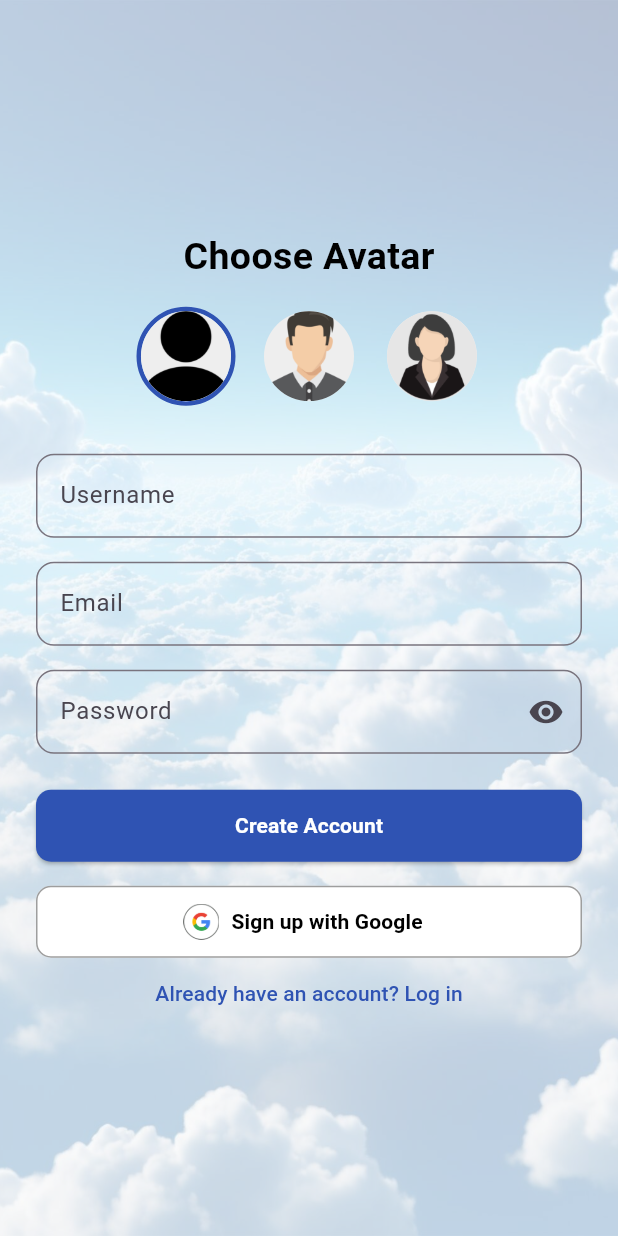
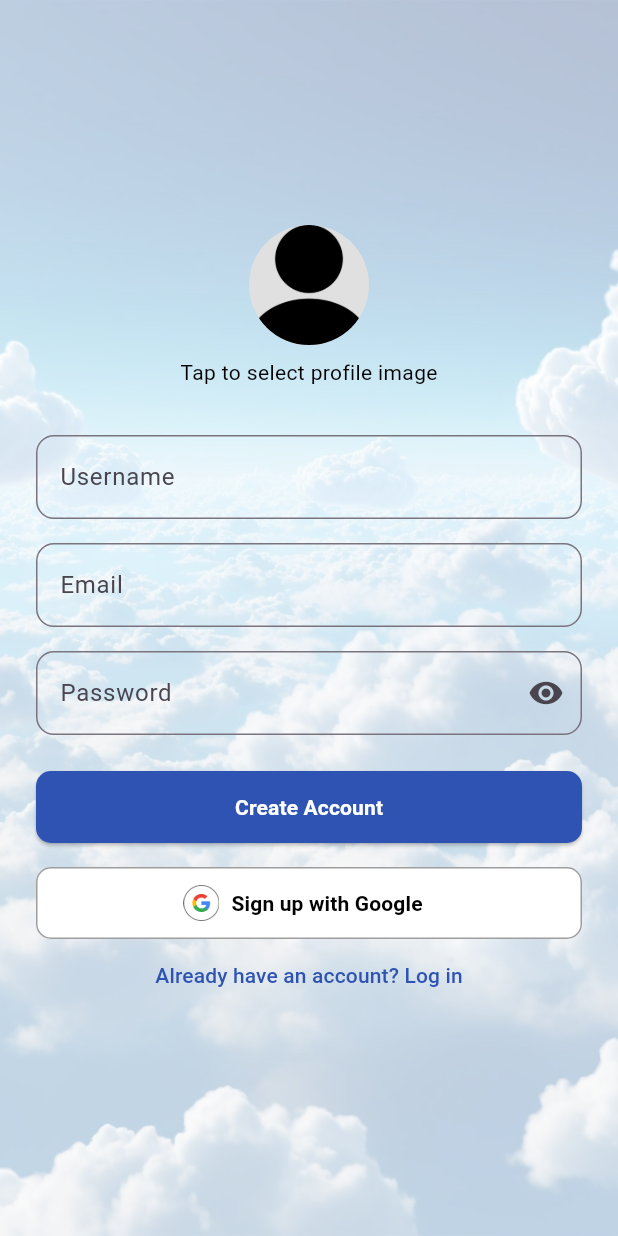
Before and after one commit to Zaki4436/my_diary, a Flutter app: the SignUpPage screen opened by its route, on a phone screen of 412 x 824 dp. Run offline on Flutter 3.47's test engine with Material 3 defaults, Android fonts, the light colour scheme and no system bars; our stand-ins replace cloud_firestore, firebase_auth, firebase_core, firebase_storage, google_sign_in, image_picker and 1 more; accounts and stored records are empty.

Commit message:
account profile photo

```diff
--- a/lib/login.dart
+++ b/lib/login.dart
@@ -56,7 +56,7 @@ class _LoginPageState extends State<LoginPage> {
 
   Future<void> _signInWithGoogle() async {
     try {
-      await GoogleSignIn().signOut(); // Force logout Google session
+      await GoogleSignIn().signOut();
 
       final GoogleSignInAccount? googleUser = await GoogleSignIn().signIn();
       if (googleUser == null) return;
@@ -81,6 +81,7 @@ class _LoginPageState extends State<LoginPage> {
           'username': user.displayName ?? '',
           'email': user.email ?? '',
           'avatarIndex': 0,
+          'avatarUrl': user.photoURL ?? '',
           'createdAt': DateTime.now().toIso8601String(),
         });
       }
@@ -89,6 +90,7 @@ class _LoginPageState extends State<LoginPage> {
       await prefs.setString('username', user.displayName ?? '');
       await prefs.setString('email', user.email ?? '');
       await prefs.setInt('avatar_index', 0);
+      await prefs.setString('avatar_url', user.photoURL ?? '');
 
       Navigator.pushReplacementNamed(context, '/home');
     } catch (e) {
--- a/lib/signup.dart
+++ b/lib/signup.dart
@@ -1,8 +1,10 @@
 import 'package:flutter/material.dart';
+import 'package:image_picker/image_picker.dart';
 import 'package:shared_preferences/shared_preferences.dart';
 import 'package:firebase_auth/firebase_auth.dart';
 import 'package:cloud_firestore/cloud_firestore.dart';
 import 'package:google_sign_in/google_sign_in.dart';
+import 'dart:io';
 import 'main.dart';
 
 class SignUpPage extends StatefulWidget {
@@ -14,14 +16,18 @@ class _SignUpPageState extends State<SignUpPage> {
   final _usernameController = TextEditingController();
   final _emailController = TextEditingController();
   final _passController = TextEditingController();
+  bool _obscurePassword = true;
+  File? _profileImage;
 
-  final List<String> _avatars = [
-    'assets/avatar1.webp',
-    'assets/avatar2.webp',
-    'assets/avatar3.webp',
-  ];
-  int _selectedAvatar = 0;
-  bool _obscurePassword = true;
+  Future<void> _pickImage() async {
+    final picker = ImagePicker();
+    final pickedFile = await picker.pickImage(source: ImageSource.gallery);
+    if (pickedFile != null) {
+      setState(() {
+        _profileImage = File(pickedFile.path);
+      });
+    }
+  }
 
   Future<void> _signup(BuildContext context) async {
     final username = _usernameController.text.trim();
@@ -38,7 +44,6 @@ class _SignUpPageState extends State<SignUpPage> {
       await FirebaseFirestore.instance.collection('users').doc(uid).set({
         'username': username,
         'email': email,
-        'avatarIndex': _selectedAvatar,
         'createdAt': DateTime.now().toIso8601String(),
       });
 
@@ -47,7 +52,6 @@ class _SignUpPageState extends State<SignUpPage> {
       await prefs.setString('username', username);
       await prefs.setString('email', email);
       await prefs.setString('password', password);
-      await prefs.setInt('avatar_index', _selectedAvatar);
 
       Navigator.pushNamed(context, '/home');
     } catch (e) {
@@ -60,6 +64,9 @@ class _SignUpPageState extends State<SignUpPage> {
 
   Future<void> _signInWithGoogle() async {
     try {
+      final googleSignIn = GoogleSignIn();
+      await googleSignIn.signOut();
+
       final googleUser = await GoogleSignIn().signIn();
       if (googleUser == null) return;
 
@@ -86,7 +93,6 @@ class _SignUpPageState extends State<SignUpPage> {
         await FirebaseFirestore.instance.collection('users').doc(uid).set({
           'username': user.displayName ?? '',
           'email': user.email ?? '',
-          'avatarIndex': 0,
           'createdAt': DateTime.now().toIso8601String(),
         });
       }
@@ -94,7 +100,7 @@ class _SignUpPageState extends State<SignUpPage> {
       await prefs.setString('userId', uid);
       await prefs.setString('username', user.displayName ?? '');
       await prefs.setString('email', user.email ?? '');
-      await prefs.setInt('avatar_index', 0);
+      await prefs.setString('avatar_url', user.photoURL ?? '');
 
       Navigator.pushNamed(context, '/home');
     } catch (e) {
@@ -136,44 +142,20 @@ class _SignUpPageState extends State<SignUpPage> {
                 padding: const EdgeInsets.all(24),
                 child: Column(
                   children: [
-                    const SizedBox(height: 16),
-                    Text(
-                      "Choose Avatar",
-                      style: TextStyle(
-                        fontWeight: FontWeight.bold,
-                        fontSize: 25,
-                        color: isDark ? Colors.white : Colors.black,
+                    GestureDetector(
+                      onTap: _pickImage,
+                      child: CircleAvatar(
+                        radius: 40,
+                        backgroundImage: _profileImage != null
+                            ? FileImage(_profileImage!)
+                            : AssetImage('assets/avatar1.webp') as ImageProvider,
+                        backgroundColor: Colors.grey[300],
                       ),
                     ),
-                    const SizedBox(height: 15),
-                    Row(
-                      mainAxisAlignment: MainAxisAlignment.center,
-                      children: List.generate(_avatars.length, (index) {
-                        return GestureDetector(
-                          onTap: () {
-                            setState(() {
-                              _selectedAvatar = index;
-                            });
-                          },
-                          child: Container(
-                            margin: EdgeInsets.symmetric(horizontal: 8),
-                            decoration: BoxDecoration(
-                              shape: BoxShape.circle,
-                              border: Border.all(
-                                color: _selectedAvatar == index
-                                    ? Color.fromARGB(255, 47, 83, 179)
-                                    : Colors.transparent,
-                                width: 3,
-                              ),
-                            ),
-                            child: CircleAvatar(
-                              radius: 30,
-                              backgroundImage: AssetImage(_avatars[index]),
-                              backgroundColor: Colors.grey[200],
-                            ),
-                          ),
-                        );
-                      }),
+                    SizedBox(height: 8),
+                    Text(
+                      'Tap to select profile image',
+                      style: TextStyle(color: isDark ? Colors.white : Colors.black),
                     ),
                     const SizedBox(height: 32),
                     TextField(
@@ -237,7 +219,7 @@ class _SignUpPageState extends State<SignUpPage> {
                       label: Text(
                         "Sign up with Google",
                         style: TextStyle(
-                          color: isDark ? Colors.white : Colors.black,
+                          color: isDark ? Colors.black : Colors.black,
                           fontWeight: FontWeight.w600,
                         ),
                       ),
--- a/pubspec.yaml
+++ b/pubspec.yaml
@@ -38,6 +38,7 @@ dependencies:
   firebase_auth: ^5.6.1
   cloud_firestore: ^5.6.10
   google_sign_in: ^6.1.5
+  firebase_storage: ^12.4.9
 
   # The following adds the Cupertino Icons font to your application.
   # Use with the CupertinoIcons class for iOS style icons.
```
Also changed, not shown: lib/account.dart (+35 -64 lines), lib/firestore.dart (+62 -13 lines), lib/homepage.dart (+9 -10 lines), pubspec.lock, 4 other files.
